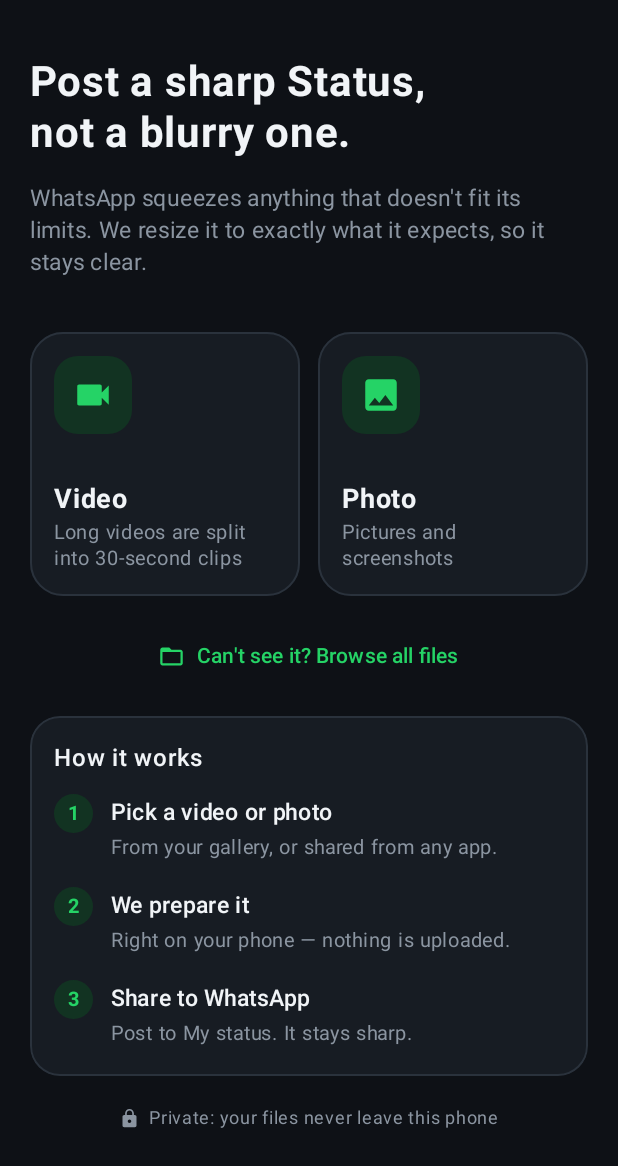
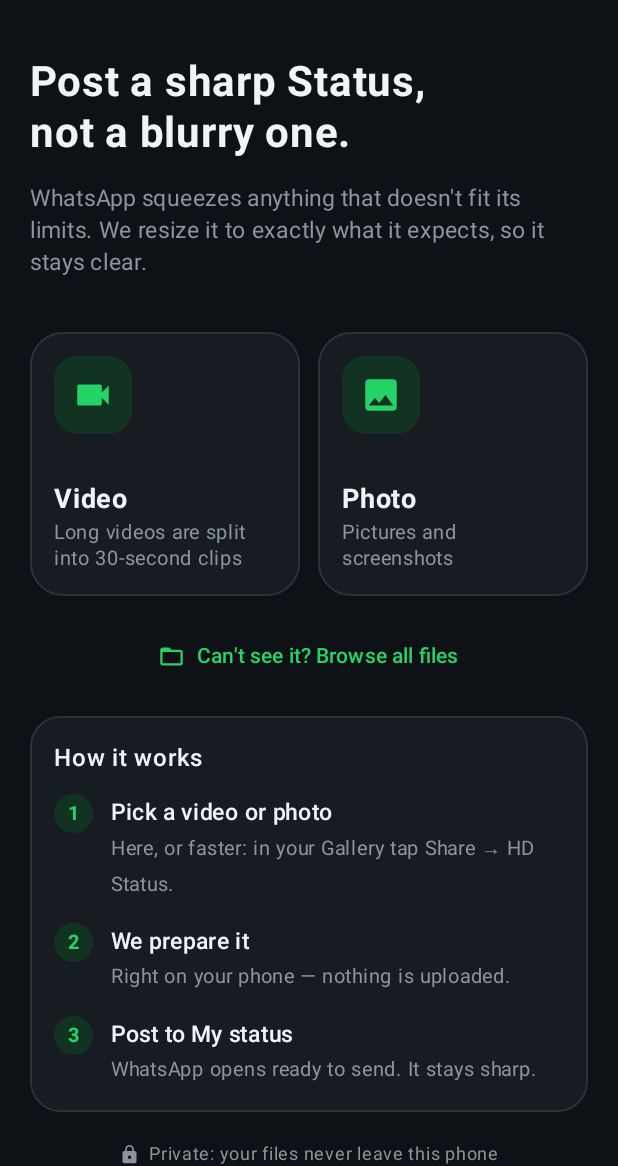
Before and after one commit to Conqueror102/StatusClear, an Android app built with Jetpack Compose: the screen it shows after launch (MainActivity), after a tap on "Video", on a phone screen of 412 x 824 dp, the part 70-1236 px from its top. Run offline under Robolectric (Android 15) with nearby library versions, the phone set to English and light mode, and no system bars; 1 other tap on this screen came first.

Commit message:
v1.4: keep working in the background, straight to My status, update check
- QuickShareService: a foreground service keeps a quick share encoding while the
  person uses other apps; progress notification with Cancel; 'Your Status is
  ready, tap to post' when it finishes (Android won't let apps open WhatsApp
  from the background, so the tap is the hand-off)
- Back on the sheet now keeps it running instead of cancelling
- Optional 'Get a ping when it's ready' notification permission, asked once
  from the sheet; everything still works if declined. Still no internet.
- Quick share opens WhatsApp straight on the Status composer (jid
  status@broadcast); WhatsApp falls back to its normal list if it ignores it
- 'Version 1.4 - Check for updates' on the home screen and a reminder card
  after 6 weeks; opens the website (the app never goes online)
- Website/README/llms.txt: privacy wording (no internet; optional
  notification), Send-only last step, background note

```diff
--- a/app/src/main/java/com/example/statusclear/MainActivity.kt
+++ b/app/src/main/java/com/example/statusclear/MainActivity.kt
@@ -14,6 +14,9 @@ import androidx.activity.result.PickVisualMediaRequest
 import androidx.activity.result.contract.ActivityResultContracts
 import androidx.activity.viewModels
 import androidx.compose.runtime.getValue
+import androidx.compose.runtime.mutableStateOf
+import androidx.compose.runtime.remember
+import androidx.compose.runtime.setValue
 import androidx.lifecycle.compose.collectAsStateWithLifecycle
 
 class MainActivity : ComponentActivity() {
@@ -39,7 +42,12 @@ class MainActivity : ComponentActivity() {
                 uri?.let { vm.pick(it, null) }
             }
 
+            var reminder by remember { mutableStateOf(Updates.reminderDue(this)) }
             val actions = UiActions(
+                version = remember { Updates.version(this) },
+                updateReminder = reminder,
+                checkUpdates = { reminder = false; Updates.openSite(this) },
+                snoozeUpdates = { reminder = false; Prefs.snoozeUpdate(this) },
                 pickVideo = { pickVideo.launch(PickVisualMediaRequest(ActivityResultContracts.PickVisualMedia.VideoOnly)) },
                 pickPhoto = { pickPhoto.launch(PickVisualMediaRequest(ActivityResultContracts.PickVisualMedia.ImageOnly)) },
                 browseFiles = { browse.launch(arrayOf("video/*", "image/*")) },
--- a/app/src/main/java/com/example/statusclear/Sharing.kt
+++ b/app/src/main/java/com/example/statusclear/Sharing.kt
@@ -18,8 +18,13 @@ object Sharing {
             FileProvider.getUriForFile(context, "${context.packageName}.fileprovider", clip.result.file)
         }.getOrNull()
 
-    /** Opens WhatsApp (or a chooser if it isn't installed). Returns true if something opened. */
-    fun shareClips(context: Context, clips: List<Clip>): Boolean {
+    /**
+     * Opens WhatsApp (or a chooser if it isn't installed). Returns true if something opened.
+     * [toStatus]: ask WhatsApp to open its Status composer directly instead of the "Send to"
+     * list. This relies on WhatsApp honouring the (unofficial) "jid" extra; if it ever
+     * stops, WhatsApp simply shows the normal "Send to" list instead.
+     */
+    fun shareClips(context: Context, clips: List<Clip>, toStatus: Boolean = false): Boolean {
         val uris = clips.mapNotNull { shareUri(context, it) }
         if (uris.isEmpty()) {
             Toast.makeText(context, "Couldn't find the clips to share. Try making them again.", Toast.LENGTH_LONG).show()
@@ -40,7 +45,9 @@ object Sharing {
         return try {
             if (whatsapp != null) {
                 // Go straight to WhatsApp — no chooser in the way.
-                context.startActivity(Intent(intent).setPackage(whatsapp))
+                val direct = Intent(intent).setPackage(whatsapp)
+                if (toStatus) direct.putExtra("jid", "status@broadcast")
+                context.startActivity(direct)
             } else {
                 context.startActivity(chooser(context, intent))
             }
@@ -77,4 +84,43 @@ object Prefs {
     /** Last "Fit to Status screen" choice for wide pictures: true = Fill screen. */
     fun fill(context: Context): Boolean = prefs(context).getBoolean("fill", false)
     fun setFill(context: Context, on: Boolean) = prefs(context).edit().putBoolean("fill", on).apply()
+
+    fun updateSnoozedAt(context: Context): Long = prefs(context).getLong("update_snoozed_at", 0L)
+    fun snoozeUpdate(context: Context) = prefs(context).edit().putLong("update_snoozed_at", System.currentTimeMillis()).apply()
+
+    /** We ask for the notification permission from the sheet at most once, and only when the person taps. */
+    fun notifyAsked(context: Context): Boolean = prefs(context).getBoolean("notify_asked", false)
+    fun setNotifyAsked(context: Context) = prefs(context).edit().putBoolean("notify_asked", true).apply()
 }
+
+/**
+ * Update checks without internet access: the app never goes online, so it can't know
+ * a new version exists. Instead it shows its version, opens the website on request,
+ * and after a few weeks gently suggests checking.
+ */
+object Updates {
+    const val SITE = "https://statusclear.hub2.workers.dev/"
+    private const val REMIND_AFTER_MS = 42L * 24 * 60 * 60 * 1000 // 6 weeks
+
+    fun version(context: Context): String = runCatching {
+        context.packageManager.getPackageInfo(context.packageName, 0).versionName
+    }.getOrNull() ?: ""
+
+    /** True once this version has been installed for 6 weeks (and not snoozed since). */
+    fun reminderDue(context: Context): Boolean {
+        val installed = runCatching {
+            context.packageManager.getPackageInfo(context.packageName, 0).lastUpdateTime
+        }.getOrDefault(System.currentTimeMillis())
+        val since = maxOf(installed, Prefs.updateSnoozedAt(context))
+        return System.currentTimeMillis() - since > REMIND_AFTER_MS
+    }
+
+    fun openSite(context: Context) {
+        Prefs.snoozeUpdate(context)
+        try {
+            context.startActivity(Intent(Intent.ACTION_VIEW, Uri.parse(SITE)).addFlags(Intent.FLAG_ACTIVITY_NEW_TASK))
+        } catch (_: Exception) {
+            Toast.makeText(context, "Open $SITE in your browser to get the latest version.", Toast.LENGTH_LONG).show()
+        }
+    }
+}
--- a/app/src/main/java/com/example/statusclear/StatusClearUi.kt
+++ b/app/src/main/java/com/example/statusclear/StatusClearUi.kt
@@ -127,7 +127,13 @@ class UiActions(
     val browseFiles: () -> Unit,
     val shareAll: (List<Clip>) -> Unit,
     val shareClip: (Clip) -> Unit,
-    val playClip: (Clip) -> Unit
+    val playClip: (Clip) -> Unit,
+    /** Installed version, e.g. "1.4". */
+    val version: String = "",
+    /** Show the "it's been a while, check for a new version" card. */
+    val updateReminder: Boolean = false,
+    val checkUpdates: () -> Unit = {},
+    val snoozeUpdates: () -> Unit = {}
 )
 
 // ---------------------------------------------------------------- root
@@ -254,6 +260,7 @@ private fun HomeScreen(actions: UiActions) {
         verticalArrangement = Arrangement.spacedBy(16.dp)
     ) {
         Spacer(Modifier.height(4.dp))
+        if (actions.updateReminder) UpdateReminderCard(actions)
         Text("Post a sharp Status,\nnot a blurry one.", fontSize = 28.sp, fontWeight = FontWeight.Bold, lineHeight = 34.sp)
         Text(
             "WhatsApp squeezes anything that doesn't fit its limits. We resize it to exactly what it expects, so it stays clear.",
@@ -281,18 +288,50 @@ private fun HomeScreen(actions: UiActions) {
         SectionCard {
             Text("How it works", fontWeight = FontWeight.SemiBold, fontSize = 16.sp)
             Spacer(Modifier.height(12.dp))
-            StepRow(1, "Pick a video or photo", "From your gallery, or shared from any app.")
+            StepRow(1, "Pick a video or photo", "Here, or faster: in your Gallery tap Share → HD Status.")
             StepRow(2, "We prepare it", "Right on your phone — nothing is uploaded.")
-            StepRow(3, "Share to WhatsApp", "Post to My status. It stays sharp.", last = true)
+            StepRow(3, "Post to My status", "WhatsApp opens ready to send. It stays sharp.", last = true)
         }
         Row(
-            Modifier.fillMaxWidth().padding(bottom = 16.dp),
+            Modifier.fillMaxWidth(),
             horizontalArrangement = Arrangement.Center,
             verticalAlignment = Alignment.CenterVertically
         ) {
             Icon(Icons.Filled.Lock, null, tint = Palette.Muted, modifier = Modifier.size(14.dp))
             Spacer(Modifier.width(6.dp))
             Text("Private: your files never leave this phone", color = Palette.Muted, fontSize = 12.sp)
+        }
+        Row(
+            Modifier.fillMaxWidth().padding(bottom = 12.dp),
+            horizontalArrangement = Arrangement.Center,
+            verticalAlignment = Alignment.CenterVertically
+        ) {
+            if (actions.version.isNotBlank()) Text("Version ${actions.version} · ", color = Palette.Muted, fontSize = 12.sp)
+            TextButton(onClick = actions.checkUpdates, contentPadding = PaddingValues(horizontal = 4.dp)) {
+                Text("Check for updates", fontSize = 12.sp)
+            }
+        }
+    }
+}
+
+@Composable
+private fun UpdateReminderCard(actions: UiActions) {
+    Surface(color = Palette.GreenDim, shape = RoundedCornerShape(20.dp), modifier = Modifier.fillMaxWidth()) {
+        Column(Modifier.padding(16.dp)) {
+            Text("There may be a newer StatusClear", fontWeight = FontWeight.SemiBold, fontSize = 16.sp)
+            Spacer(Modifier.height(4.dp))
+            Text(
+                "You've had version ${actions.version} for a while. StatusClear never goes online, so it can't check by itself.",
+                color = Palette.Muted, fontSize = 13.sp, lineHeight = 18.sp
+            )
+            Spacer(Modifier.height(8.dp))
+            Row(horizontalArrangement = Arrangement.spacedBy(8.dp)) {
+                Button(
+                    onClick = actions.checkUpdates,
+                    colors = ButtonDefaults.buttonColors(containerColor = Palette.Green, contentColor = Color(0xFF04210F))
+                ) { Text("Check now", fontWeight = FontWeight.SemiBold) }
+                TextButton(onClick = actions.snoozeUpdates) { Text("Later", color = Palette.Text) }
+            }
         }
     }
 }
```
Also changed, not shown: app/src/main/AndroidManifest.xml (+13 -2 lines), app/src/main/java/com/example/statusclear/QuickShareActivity.kt (+108 -110 lines), app/src/main/java/com/example/statusclear/QuickShareService.kt (added, +285 -0 lines), app/src/main/res/drawable/ic_notify.xml (added, +11 -0 lines), 3 other files.
